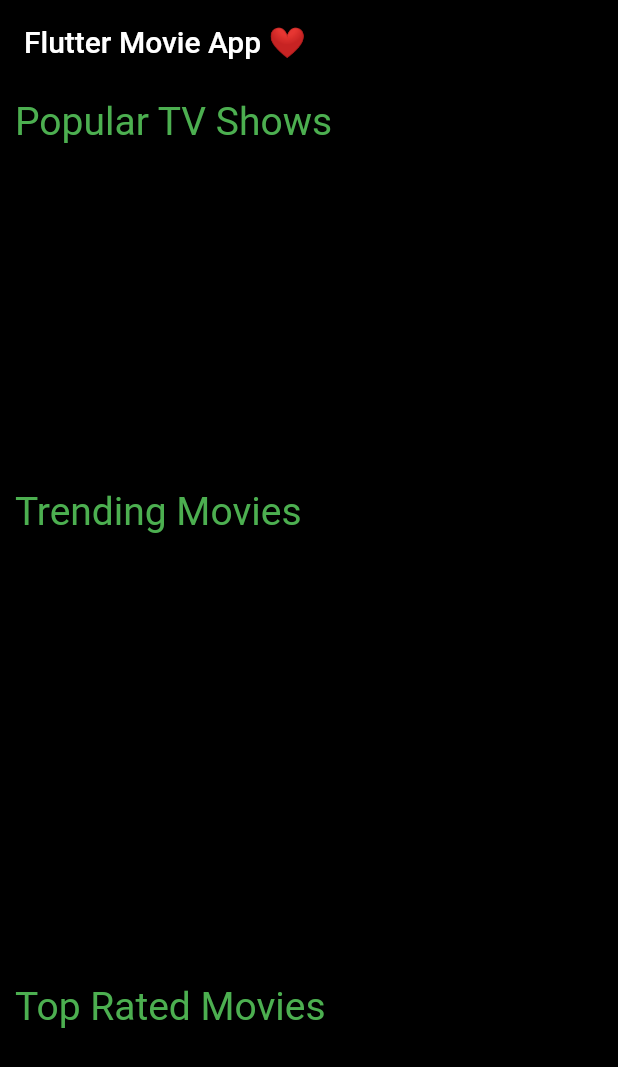
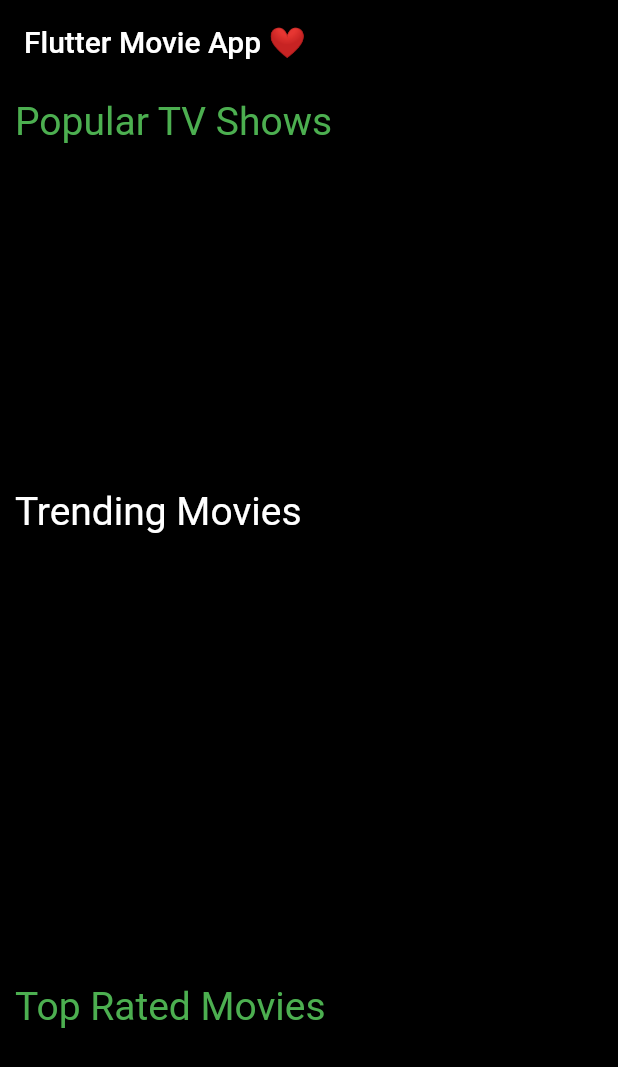
Before and after one commit to RanjeetNSuthar/bmi-, a Flutter app: the screen it shows after launch, on a phone screen of 412 x 824 dp. Shown: the top 1067 px of the screen. Run offline on Flutter 3.47's test engine with Material 2 defaults, Android fonts, the phone set to English and light mode, and no system bars; our stand-ins replace google_fonts; missing offline and left inert: tmdb_api.

Commit message:
final commit

```diff
--- a/lib/utils/text.dart
+++ b/lib/utils/text.dart
@@ -7,7 +7,10 @@ class ModifiedText extends StatelessWidget {
   final double size;
 
   const ModifiedText(
-      {Key? key, required this.text, required this.color, required this.size})
+      {Key? key,
+      required this.text,
+      this.color = Colors.white,
+      required this.size})
       : super(key: key);
   @override
   Widget build(BuildContext context) {
--- a/lib/widgets/trending.dart
+++ b/lib/widgets/trending.dart
@@ -14,11 +14,7 @@ class TrendingMovies extends StatelessWidget {
       child: Column(
         crossAxisAlignment: CrossAxisAlignment.start,
         children: [
-          ModifiedText(
-            text: 'Trending Movies',
-            size: 26,
-            color: Colors.green,
-          ),
+          ModifiedText(text: 'Trending Movies', size: 26),
           SizedBox(height: 10),
           Container(
               height: 270,
@@ -42,9 +38,8 @@ class TrendingMovies extends StatelessWidget {
                                       description: trending[index]['overview'],
                                       vote: trending[index]['vote_average']
                                           .toString(),
-                                      launch_on: trending[index]
-                                          ['release_date'],
-                                      key: null,
+                                      launchon: trending[index]['release_date'],
+                                      key: ObjectKey(trending[index]['id']),
                                     )));
                       },
                       child: Container(
```
Also changed, not shown: lib/description.dart (+11 -20 lines), 1 other file.
